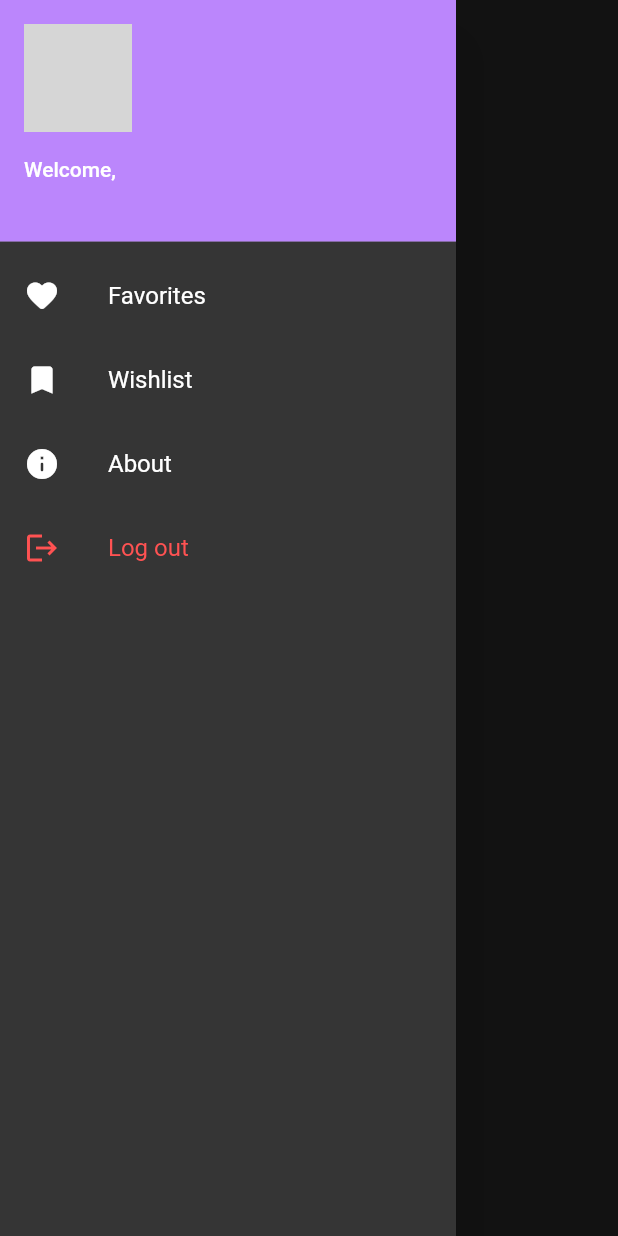
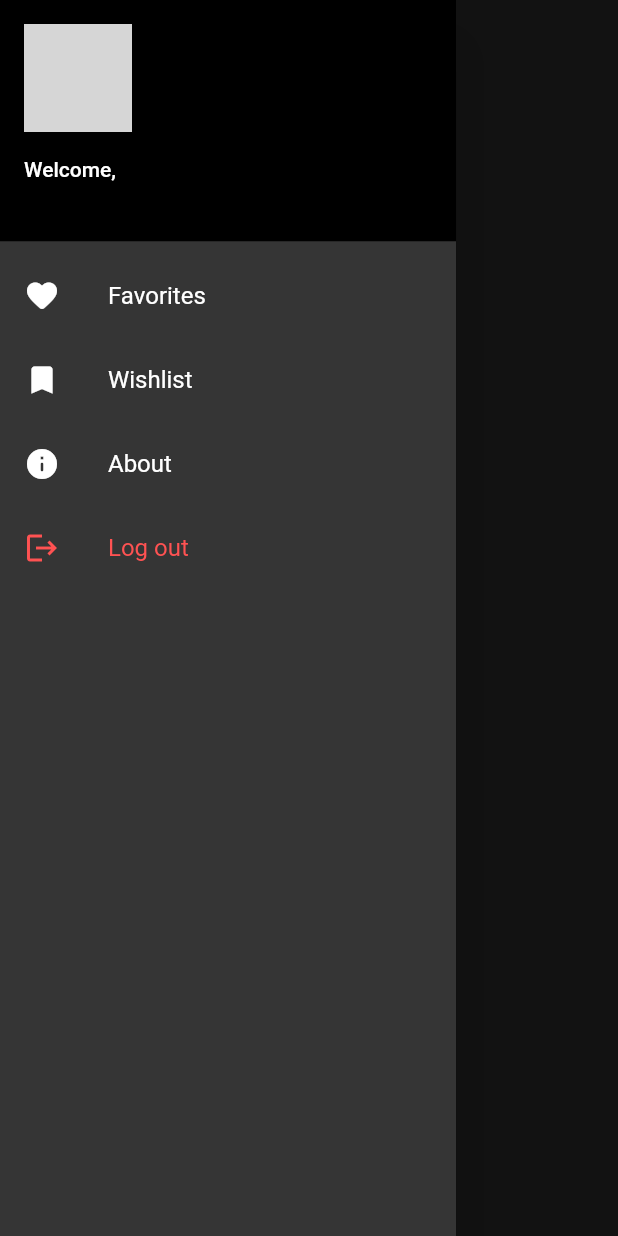
Before and after one commit to tozlukozmos/mmovie_flutter_app, a Flutter app: the AppDrawer widget shown alone on an empty page, opened directly, on a phone screen of 412 x 824 dp. Run offline on Flutter 3.47's test engine with Material 2 defaults, Android fonts, the phone set to English and light mode, and no system bars; our stand-ins replace cloud_firestore, firebase_auth, firebase_core, google_sign_in, share_plus, youtube_player_flutter; accounts and stored records are empty; network calls fail; grey boxes are pictures that could not be loaded.

Commit message:
basic styles changed

```diff
--- a/lib/widgets/app_drawer.dart
+++ b/lib/widgets/app_drawer.dart
@@ -24,6 +24,7 @@ class AppDrawer extends StatelessWidget {
       child: ListView(
         children: [
           UserAccountsDrawerHeader(
+            decoration: const BoxDecoration(color: Colors.black),
             currentAccountPicture: CircleAvatar(
               backgroundImage: NetworkImage(avatar),
             ),
```
Also changed, not shown: pubspec.lock.
